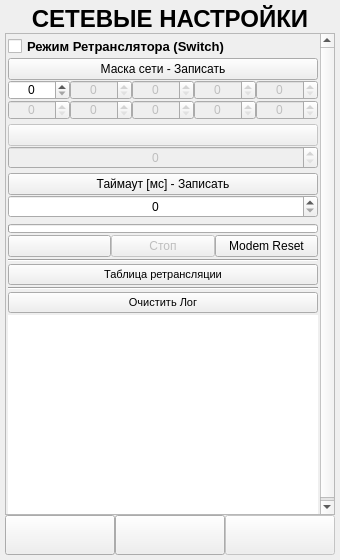
Qt form ANDROID_FORMS/net_settings_form.ui (DavidSiegman/PLC_RF_Configurator) before a commit.
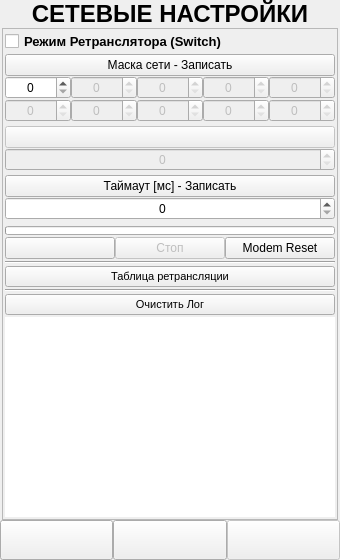
The same form after that commit. Icons and pictures are not drawn.

What changed in the file:
```diff
--- a/ANDROID_FORMS/net_settings_form.ui
+++ b/ANDROID_FORMS/net_settings_form.ui
@@ -13,21 +13,21 @@
   <property name="windowTitle">
    <string>Form</string>
   </property>
-  <layout class="QVBoxLayout" name="verticalLayout_9">
+  <layout class="QVBoxLayout" name="verticalLayout_11">
    <property name="spacing">
     <number>0</number>
    </property>
    <property name="leftMargin">
-    <number>5</number>
+    <number>0</number>
    </property>
    <property name="topMargin">
-    <number>5</number>
+    <number>0</number>
    </property>
    <property name="rightMargin">
-    <number>5</number>
+    <number>0</number>
    </property>
    <property name="bottomMargin">
-    <number>5</number>
+    <number>0</number>
    </property>
    <item>
     <widget class="QLabel" name="label_1">
@@ -60,6 +60,27 @@
     </widget>
    </item>
    <item>
+    <widget class="QWidget" name="Main_Widget" native="true">
+     <property name="styleSheet">
+      <string notr="true"/>
+     </property>
+     <layout class="QVBoxLayout" name="verticalLayout_9">
+      <property name="spacing">
+       <number>0</number>
+      </property>
+      <property name="leftMargin">
+       <number>2</number>
+      </property>
+      <property name="topMargin">
+       <number>0</number>
+      </property>
+      <property name="rightMargin">
+       <number>2</number>
+      </property>
+      <property name="bottomMargin">
+       <number>0</number>
+      </property>
+      <item>
     <widget class="QScrollArea" name="scrollArea">
      <property name="horizontalScrollBarPolicy">
       <enum>Qt::ScrollBarAlwaysOff</enum>
@@ -72,7 +93,7 @@
        <rect>
         <x>0</x>
         <y>0</y>
-        <width>311</width>
+           <width>317</width>
         <height>489</height>
        </rect>
       </property>
@@ -833,6 +854,9 @@
      </widget>
     </widget>
    </item>
+     </layout>
+    </widget>
+   </item>
    <item>
     <widget class="QWidget" name="DownPanel_Widget" native="true">
      <property name="styleSheet">
@@ -927,6 +951,27 @@
          </widget>
         </item>
         <item>
+         <widget class="QWidget" name="Next_Widget" native="true">
+          <property name="enabled">
+           <bool>false</bool>
+          </property>
+          <layout class="QVBoxLayout" name="verticalLayout_10">
+           <property name="spacing">
+            <number>0</number>
+           </property>
+           <property name="leftMargin">
+            <number>0</number>
+           </property>
+           <property name="topMargin">
+            <number>0</number>
+           </property>
+           <property name="rightMargin">
+            <number>0</number>
+           </property>
+           <property name="bottomMargin">
+            <number>0</number>
+           </property>
+           <item>
          <widget class="QPushButton" name="Next">
           <property name="enabled">
            <bool>false</bool>
@@ -956,6 +1001,9 @@
             <height>30</height>
            </size>
           </property>
+            </widget>
+           </item>
+          </layout>
          </widget>
         </item>
        </layout>
```
Lines whose indentation alone changed are shown as unchanged.
